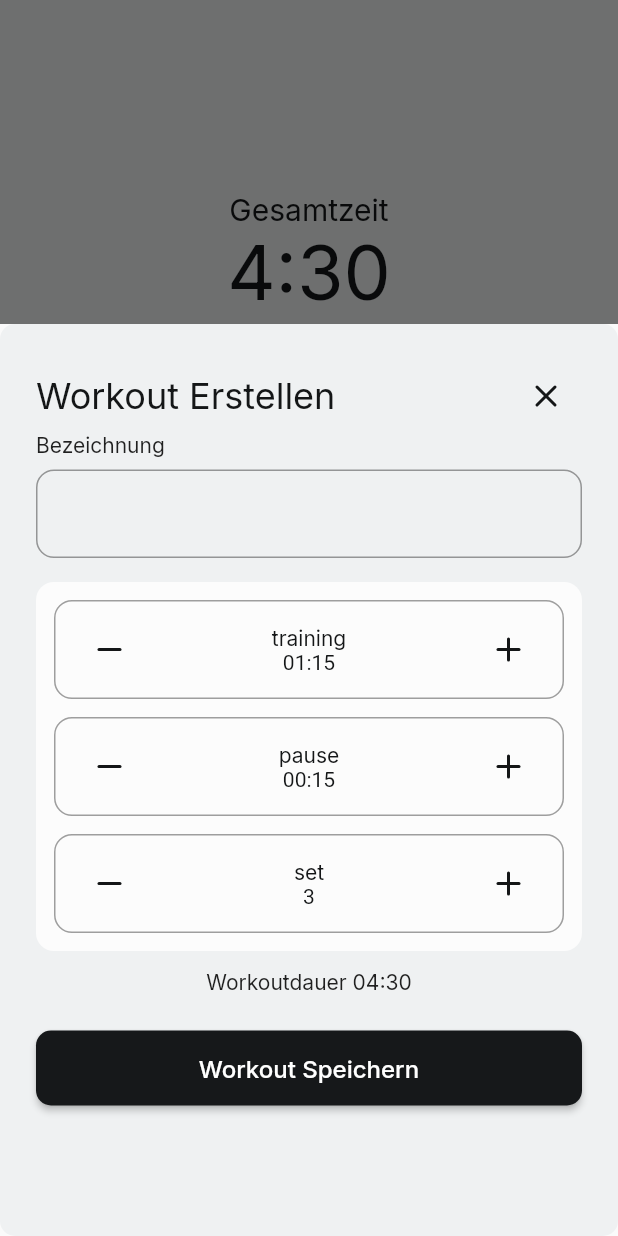
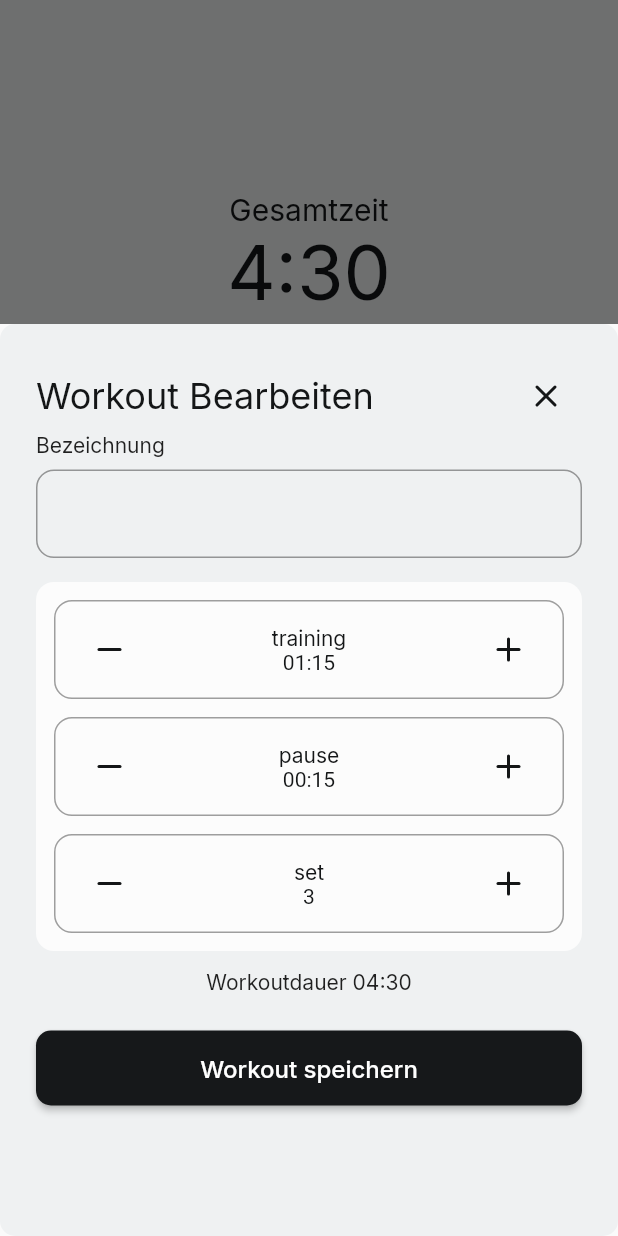
Before and after one commit to NkITaa/interval_timer, a Flutter app: the screen it shows after launch, item 2 of the bottom bar chosen, after a tap on "als Workout speichern", on a phone screen of 412 x 824 dp. Run offline on Flutter 3.47's test engine with Material 2 defaults, Android fonts, the phone set to English and light mode, and no system bars; our stand-ins replace circular_countdown_timer, confetti, flutter_tabler_icons, google_fonts, hive, hive_flutter and 1 more; accounts and stored records are empty; generated files the repository leaves out were written again.

Commit message:
bottom_navbar.dart optimations

```diff
--- a/lib/components/bottom_navbar.dart
+++ b/lib/components/bottom_navbar.dart
@@ -3,8 +3,10 @@ import 'package:interval_timer/components/hide_widgets_on_scroll.dart';
 // ignore: depend_on_referenced_packages
 import 'package:flutter_tabler_icons/flutter_tabler_icons.dart';
 import 'package:flutter_gen/gen_l10n/app_localizations.dart';
+import 'package:interval_timer/const.dart';
+import 'package:interval_timer/main.dart';
 
-class BottomNavBar extends StatelessWidget {
+class BottomNavBar extends StatefulWidget {
   final ScrollController controller;
   final int screenIndex;
   final Function(int) onTabTapped;
@@ -16,35 +18,51 @@ class BottomNavBar extends StatelessWidget {
       required this.onTabTapped});
 
   @override
+  State<BottomNavBar> createState() => _BottomNavBarState();
+}
+
+class _BottomNavBarState extends State<BottomNavBar> {
+  @override
   Widget build(BuildContext context) {
     return ScrollToHideWidget(
-      controller: controller,
+      controller: widget.controller,
       child: BottomNavigationBar(
+        selectedIconTheme: MyApp.of(context).isDarkMode()
+            ? const IconThemeData(color: darkNeutral850)
+            : const IconThemeData(color: lightNeutral850),
+        unselectedIconTheme: MyApp.of(context).isDarkMode()
+            ? const IconThemeData(color: darkNeutral500)
+            : const IconThemeData(color: lightNeutral300),
+        selectedItemColor:
+            MyApp.of(context).isDarkMode() ? darkNeutral850 : lightNeutral850,
+        unselectedItemColor:
+            MyApp.of(context).isDarkMode() ? darkNeutral500 : lightNeutral300,
+        currentIndex: widget.screenIndex,
         items: [
           BottomNavigationBarItem(
               icon: IconButton(
-                  onPressed: () => onTabTapped(0),
-                  icon: Icon(
+                  visualDensity: VisualDensity.compact,
+                  onPressed: () => {widget.onTabTapped(0), setState(() {})},
+                  icon: const Icon(
                     TablerIcons.stretching,
-                    color: screenIndex == 0 ? Colors.deepPurple : Colors.grey,
                   )),
               label: AppLocalizations.of(context)!.title_workouts),
           BottomNavigationBarItem(
               icon: IconButton(
-                  onPressed: () => onTabTapped(1),
-                  icon: Icon(
+                  visualDensity: VisualDensity.compact,
+                  onPressed: () => {widget.onTabTapped(1), setState(() {})},
+                  icon: const Icon(
                     TablerIcons.player_play,
-                    color: screenIndex == 1 ? Colors.deepPurple : Colors.grey,
                   )),
               label: AppLocalizations.of(context)!.title_jump_in),
           BottomNavigationBarItem(
             icon: Column(
               children: [
                 IconButton(
-                    onPressed: () => onTabTapped(2),
-                    icon: Icon(
+                    visualDensity: VisualDensity.compact,
+                    onPressed: () => widget.onTabTapped(2),
+                    icon: const Icon(
                       TablerIcons.user_circle,
-                      color: screenIndex == 2 ? Colors.deepPurple : Colors.grey,
                     )),
               ],
             ),
--- a/lib/components/dialogs.dart
+++ b/lib/components/dialogs.dart
@@ -5,6 +5,7 @@ import 'package:interval_timer/components/workout_times_container.dart';
 import 'package:hive/hive.dart';
 import 'package:interval_timer/workout.dart';
 import 'package:flutter_tabler_icons/flutter_tabler_icons.dart';
+import 'package:flutter_gen/gen_l10n/app_localizations.dart';
 
 import '../const.dart';
 import '../main.dart';
@@ -78,13 +79,13 @@ class Dialogs {
           decoration: BoxDecoration(
             color:
                 MyApp.of(context).isDarkMode() ? darkNeutral0 : lightNeutral100,
-            borderRadius: BorderRadius.all(Radius.circular(10)),
+            borderRadius: const BorderRadius.all(Radius.circular(10)),
           ),
           child: Column(children: [
             Row(
               mainAxisAlignment: MainAxisAlignment.spaceBetween,
               children: [
-                Text('Workout Erstellen',
+                Text(AppLocalizations.of(context)!.workouts_create,
                     style: TextStyle(
                       color: MyApp.of(context).isDarkMode()
                           ? darkNeutral900
@@ -101,7 +102,7 @@ class Dialogs {
               ],
             ),
             CustomTextbox(
-              label: "Bezeichnung",
+              label: AppLocalizations.of(context)!.workouts_name,
               nameController: nameController,
             ),
             WorkoutTimesContainer(
@@ -114,7 +115,7 @@ class Dialogs {
             Padding(
               padding: const EdgeInsets.symmetric(vertical: 12),
               child: Text(
-                  "Workoutdauer ${workoutTime.toString().substring(2, 7)}"),
+                  "${AppLocalizations.of(context)!.workouts_duration} ${workoutTime.toString().substring(2, 7)}"),
             ),
             const SizedBox(
               height: 8,
@@ -138,8 +139,8 @@ class Dialogs {
                   Navigator.pop(context);
                   setListState();
                 },
-                child: const Text('Workout Speichern',
-                    style: TextStyle(fontSize: 16)),
+                child: Text(AppLocalizations.of(context)!.save_workout,
+                    style: const TextStyle(fontSize: 16)),
               ),
             )
           ]));
@@ -216,14 +217,14 @@ class Dialogs {
           decoration: BoxDecoration(
             color:
                 MyApp.of(context).isDarkMode() ? darkNeutral0 : lightNeutral100,
-            borderRadius: BorderRadius.all(Radius.circular(10)),
+            borderRadius: const BorderRadius.all(Radius.circular(10)),
           ),
           child: Column(children: [
             Row(
               mainAxisAlignment: MainAxisAlignment.spaceBetween,
               children: [
                 Text(
-                  'Workout Erstellen',
+                  AppLocalizations.of(context)!.workouts_edit,
                   style: TextStyle(
                     color: MyApp.of(context).isDarkMode()
                         ? darkNeutral900
@@ -241,7 +242,7 @@ class Dialogs {
               ],
             ),
             CustomTextbox(
-              label: "Bezeichnung",
+              label: AppLocalizations.of(context)!.workouts_name,
               nameController: nameController,
             ),
             WorkoutTimesContainer(
@@ -254,7 +255,7 @@ class Dialogs {
             Padding(
               padding: const EdgeInsets.symmetric(vertical: 12),
               child: Text(
-                  "Workoutdauer ${workoutTime.toString().substring(2, 7)}"),
+                  "${AppLocalizations.of(context)!.workouts_duration} ${workoutTime.toString().substring(2, 7)}"),
             ),
             const SizedBox(
               height: 12,
@@ -285,8 +286,8 @@ class Dialogs {
                   setListState != null ? setListState() : null;
                   Navigator.pop(context);
                 },
-                child: const Text('Workout Speichern',
-                    style: TextStyle(fontSize: 16)),
+                child: Text(AppLocalizations.of(context)!.save_workout,
+                    style: const TextStyle(fontSize: 16)),
               ),
             ),
             const SizedBox(
@@ -307,8 +308,8 @@ class Dialogs {
                         setListState();
                         Navigator.pop(context);
                       },
-                      child:
-                          const Text('Löschen', style: TextStyle(fontSize: 16)),
+                      child: Text(AppLocalizations.of(context)!.workouts_delete,
+                          style: const TextStyle(fontSize: 16)),
                     ),
                   )
                 : const SizedBox(),
@@ -319,11 +320,18 @@ class Dialogs {
   static Widget buildSetTimesDialog(
       BuildContext context,
       String type,
-      Duration? minutes,
-      int? sets,
+      Duration minutes,
+      Duration otherMinutes,
+      int sets,
       Function(String type, int value, bool? minute) setValue) {
+    late int workoutTime = (minutes.inSeconds + otherMinutes.inSeconds) * sets;
+
     return AlertDialog(
-        title: const Text('Set Times'),
+        title: Text(type == "set"
+            ? AppLocalizations.of(context)!.workout_sets
+            : type == "pause"
+                ? AppLocalizations.of(context)!.workout_pause_time
+                : AppLocalizations.of(context)!.workout_training_time),
         content: SizedBox(
           height: 300,
           child: Column(
@@ -334,7 +342,7 @@ class Dialogs {
                       children: [
                         TimeWheel(
                           type: type,
-                          value: minutes!.inMinutes.remainder(60),
+                          value: minutes.inMinutes.remainder(60),
                           setValue: setValue,
                           minute: true,
                         ),
@@ -349,12 +357,14 @@ class Dialogs {
                     )
                   : TimeWheel(
                       type: type,
-                      value: sets!,
+                      value: sets,
                       setValue: setValue,
                     ),
-              const Text("Workoutdauer 00:00:00"),
+              Text(
+                  "${AppLocalizations.of(context)!.workouts_duration} ${(workoutTime / 60).floor()}:${(workoutTime % 60).toString().padLeft(2, '0')}"),
               TextButton(
-                  onPressed: () {}, child: const Text("Workout Speichern")),
+                  onPressed: () {},
+                  child: Text(AppLocalizations.of(context)!.save_workout)),
             ],
           ),
         ));
--- a/lib/components/increment_decrement_button.dart
+++ b/lib/components/increment_decrement_button.dart
@@ -8,8 +8,9 @@ import 'dialogs.dart';
 
 class IncrementDecrementButton extends StatelessWidget {
   final String type;
-  final int? sets;
-  final Duration? minutes;
+  final int sets;
+  final Duration minutes;
+  final Duration otherMinutes;
   final Function(String type, bool increment) update;
   final Function(String type, int value, bool? minute) setValue;
   const IncrementDecrementButton(
@@ -17,8 +18,9 @@ class IncrementDecrementButton extends StatelessWidget {
       required this.type,
       required this.update,
       required this.setValue,
-      this.sets,
-      this.minutes});
+      required this.sets,
+      required this.minutes,
+      required this.otherMinutes});
 
   @override
   Widget build(BuildContext context) {
@@ -65,8 +67,8 @@ class IncrementDecrementButton extends StatelessWidget {
                       ..onTap = () => showDialog(
                             context: context,
                             builder: (BuildContext context) =>
-                                Dialogs.buildSetTimesDialog(
-                                    context, type, minutes, sets, setValue),
+                                Dialogs.buildSetTimesDialog(context, type,
+                                    minutes, otherMinutes, sets, setValue),
                           ),
                   ),
                 ),
@@ -77,7 +79,7 @@ class IncrementDecrementButton extends StatelessWidget {
               onPressed: () {
                 update(type, true);
               },
-              icon: Icon(TablerIcons.plus)),
+              icon: const Icon(TablerIcons.plus)),
         ],
       ),
     );
--- a/lib/components/workout_times_container.dart
+++ b/lib/components/workout_times_container.dart
@@ -32,18 +32,24 @@ class WorkoutTimesContainer extends StatelessWidget {
           IncrementDecrementButton(
             type: "training",
             minutes: minutesTraining,
+            otherMinutes: minutesPause,
+            sets: sets,
             update: update,
             setValue: setValue,
           ),
           IncrementDecrementButton(
             type: "pause",
             minutes: minutesPause,
+            otherMinutes: minutesTraining,
+            sets: sets,
             update: update,
             setValue: setValue,
           ),
           IncrementDecrementButton(
             type: "set",
             sets: sets,
+            minutes: minutesTraining,
+            otherMinutes: minutesPause,
             update: update,
             setValue: setValue,
           ),
--- a/lib/l10n/app_en.arb
+++ b/lib/l10n/app_en.arb
@@ -5,6 +5,10 @@
     "paused": "pausiert",
     "sets": "Sätze",
     "start_workout": "Workout starten",
+    "save_workout": "Workout speichern",
+    "workout_training_time": "Trainingszeit festlegen",
+    "workout_pause_time": "Pausenzeit festlegen",
+    "workout_sets": "Setzahl festlegen",
 
     "title_workouts": "Workouts",
     "workouts_search": "Suche",
@@ -17,6 +21,8 @@
     "workouts_delete_cancel": "Abbrechen",
     "workouts_delete_ok": "Löschen",
     "workouts_add": "Workout Hinzufügen",
+    "workouts_duration": "Workoutdauer",
+    "workouts_name": "Bezeichnung",
     "title_jump_in": "Direktstart",
     "jump_in_total_time": "Gesamtzeit",
     "jump_in_save_workout": "als Workout speichern",
--- a/lib/main.dart
+++ b/lib/main.dart
@@ -38,8 +38,9 @@ class _MyAppState extends State<MyApp> {
       supportedLocales: AppLocalizations.supportedLocales,
       theme: ThemeData(
         scaffoldBackgroundColor: lightNeutral100,
-        bottomNavigationBarTheme:
-            const BottomNavigationBarThemeData(backgroundColor: lightNeutral0),
+        bottomNavigationBarTheme: const BottomNavigationBarThemeData(
+          backgroundColor: lightNeutral0,
+        ),
         appBarTheme: const AppBarTheme(
             backgroundColor: Colors.transparent,
             shadowColor: Colors.transparent,
--- a/lib/pages/run/congrats.dart
+++ b/lib/pages/run/congrats.dart
@@ -35,16 +35,16 @@ class _CongratsState extends State<Congrats> {
                 blastDirectionality: BlastDirectionality.explosive,
               ),
             ),
-            SizedBox(
+            const SizedBox(
               height: 50,
             ),
             Text(
               AppLocalizations.of(context)!.run_finish_one,
-              style: TextStyle(fontSize: 30),
+              style: const TextStyle(fontSize: 30),
             ),
             Text(
               AppLocalizations.of(context)!.run_finish_two,
-              style: TextStyle(fontSize: 20),
+              style: const TextStyle(fontSize: 20),
             ),
             TextButton(
               onPressed: () {
--- a/lib/pages/run/preparation.dart
+++ b/lib/pages/run/preparation.dart
@@ -65,9 +65,9 @@ class _PreparationState extends State<Preparation> {
         backgroundColor: Colors.transparent,
         appBar: AppBar(
             leading: IconButton(
-          icon: Icon(TablerIcons.x),
+          icon: const Icon(TablerIcons.x),
           onPressed: () => Navigator.of(context).push(MaterialPageRoute(
-              builder: (context) => Home(
+              builder: (context) => const Home(
                     screenIndex: 1,
                   ))),
         )),
--- a/lib/pages/workouts/components/workout_list.dart
+++ b/lib/pages/workouts/components/workout_list.dart
@@ -18,18 +18,18 @@ class WorkoutList extends StatelessWidget {
             results != null && results!.isEmpty
         ? Column(
             children: [
-              SizedBox(
+              const SizedBox(
                 height: 100,
               ),
               Text(
                 AppLocalizations.of(context)!.workouts_search_no_results_one,
-                style: TextStyle(fontSize: 24),
+                style: const TextStyle(fontSize: 24),
               ),
               Text(
                 AppLocalizations.of(context)!.workouts_search_no_results_two,
-                style: TextStyle(fontSize: 24),
+                style: const TextStyle(fontSize: 24),
               ),
-              SizedBox(
+              const SizedBox(
                 height: 100,
               ),
             ],
```
Also changed, not shown: lib/pages/run/run.dart (+4 -4 lines).
